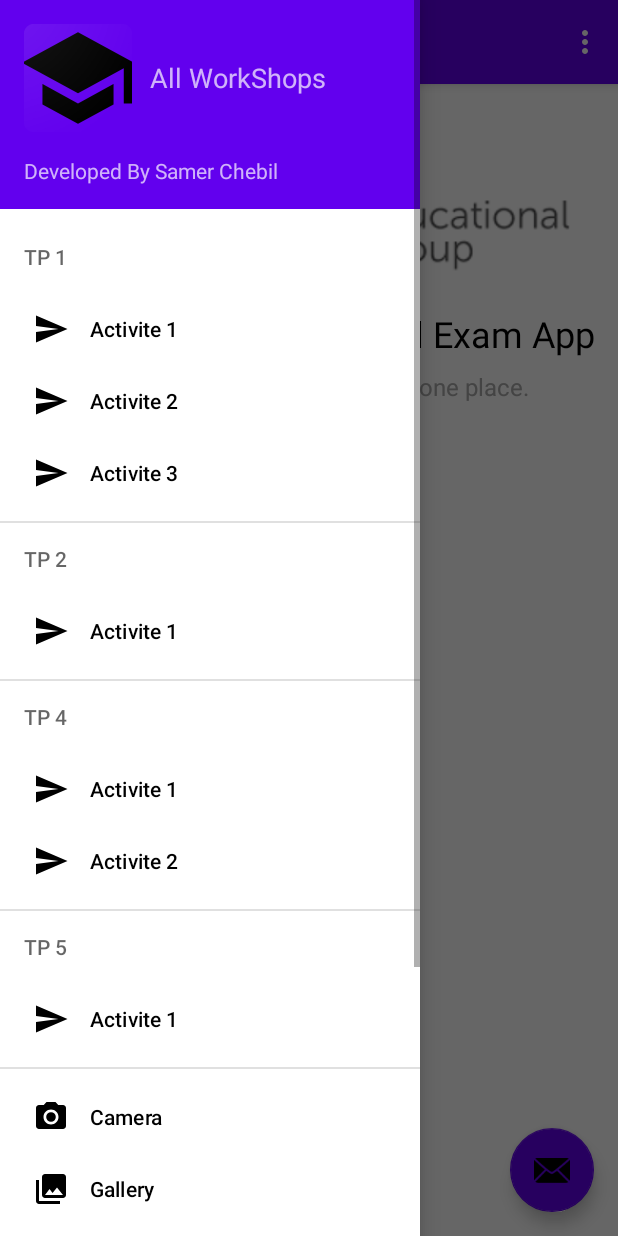
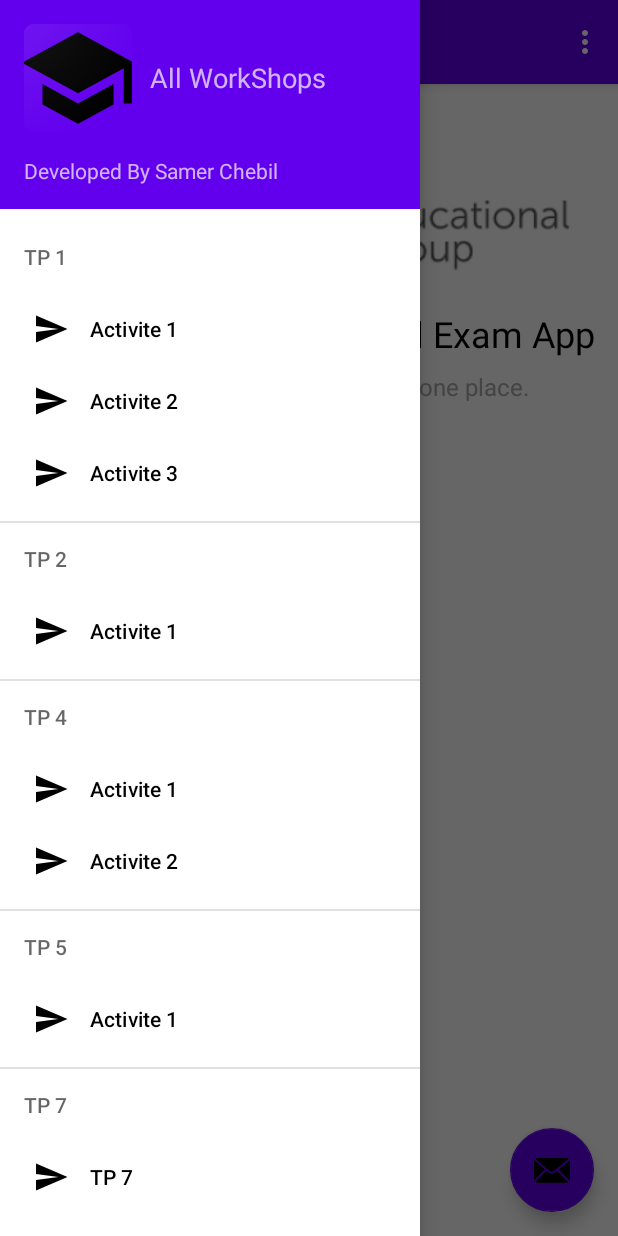
Before and after one commit to Samerchebil/EpiAndroidProject, an Android app: the MainActivity screen opened directly, with no data from a screen before it, with the side drawer open, on a phone screen of 412 x 824 dp. Run offline under Robolectric (Android 15) with nearby library versions, the phone set to English and light mode, and no system bars; our stand-ins replace navigation-ui.

Commit message:
add the workshop 7

```diff
--- a/app/build.gradle.kts
+++ b/app/build.gradle.kts
@@ -2,6 +2,7 @@ plugins {
     id("com.android.application")
     id("org.jetbrains.kotlin.android")
     id("com.google.gms.google-services")
+    id("com.google.android.libraries.mapsplatform.secrets-gradle-plugin")
 }
 
 android {
@@ -52,6 +53,7 @@ dependencies {
     implementation("androidx.navigation:navigation-fragment-ktx:2.5.3")
     implementation("androidx.navigation:navigation-ui-ktx:2.5.3")
     implementation("com.google.firebase:firebase-auth:22.3.0")
+    implementation("com.google.android.gms:play-services-maps:18.1.0")
     testImplementation("junit:junit:4.13.2")
     androidTestImplementation("androidx.test.ext:junit:1.1.5")
     androidTestImplementation("androidx.test.espresso:espresso-core:3.5.1")
--- a/app/src/main/res/menu/activity_main_drawer.xml
+++ b/app/src/main/res/menu/activity_main_drawer.xml
@@ -58,44 +58,18 @@
     </menu>
     </item>
 
-
-
-    <group android:checkableBehavior="single">
-        <item
-            android:id="@+id/nav_camera"
-            android:icon="@drawable/ic_menu_camera"
-            android:title="@string/menu_camera" />
-        <item
-            android:id="@+id/nav_gallery"
-            android:icon="@drawable/ic_menu_gallery"
-            android:title="@string/menu_gallery" />
-
-    </group>
-
-
-    <group
-        android:id="@+id/group1"
-        android:checkableBehavior="single">
-        <item
-            android:id="@+id/nav_tools"
-            android:icon="@drawable/ic_menu_manage"
-            android:title="@string/menu_tools" />
-    </group>
-
-    <item android:title="@string/menu_group">
+    <item android:title="@string/menu_tp7">
         <menu>
             <group android:checkableBehavior="single">
                 <item
-                    android:id="@+id/nav_share"
-                    android:icon="@drawable/ic_menu_share"
-                    android:title="@string/menu_share" />
-
-                <item
-                    android:id="@+id/nav_send"
+                    android:id="@+id/nav_tp7"
                     android:icon="@drawable/ic_menu_send"
-                    android:title="@string/menu_send" />
+                    android:title="@string/menu_tp7" />
             </group>
         </menu>
     </item>
 
+
+
+
 </menu>
--- a/app/src/main/res/navigation/mobile_navigation.xml
+++ b/app/src/main/res/navigation/mobile_navigation.xml
@@ -64,5 +64,10 @@
         android:name="com.example.exam2.ui.tp5.Tp5"
         android:label="compute fragment"
         tools:layout="@layout/fragment_tp5"/>
+    <fragment
+        android:id="@+id/nav_tp7"
+        android:name="com.example.exam2.ui.tp7.MapsFragment"
+        android:label="compute fragment"
+        tools:layout="@layout/fragment_maps"/>
 
 </navigation>
--- a/build.gradle.kts
+++ b/build.gradle.kts
@@ -8,4 +8,5 @@ plugins {
     id("com.android.application") version "8.1.4" apply false
     id("org.jetbrains.kotlin.android") version "1.9.0" apply false
     id("com.google.gms.google-services") version "4.4.0" apply false
+    id("com.google.android.libraries.mapsplatform.secrets-gradle-plugin") version "2.0.1" apply false
 }
```
Also changed, not shown: app/src/main/AndroidManifest.xml (+19 -3 lines), app/src/main/java/com/example/exam2/ui/tp7/MapsFragment.kt (added, +77 -0 lines), app/src/main/java/com/example/exam2/ui/tp7/tp7.kt (added, +60 -0 lines), app/src/main/res/layout/fragment_maps.xml (added, +8 -0 lines), app/src/main/res/layout/fragment_tp7.xml (added, +14 -0 lines).
